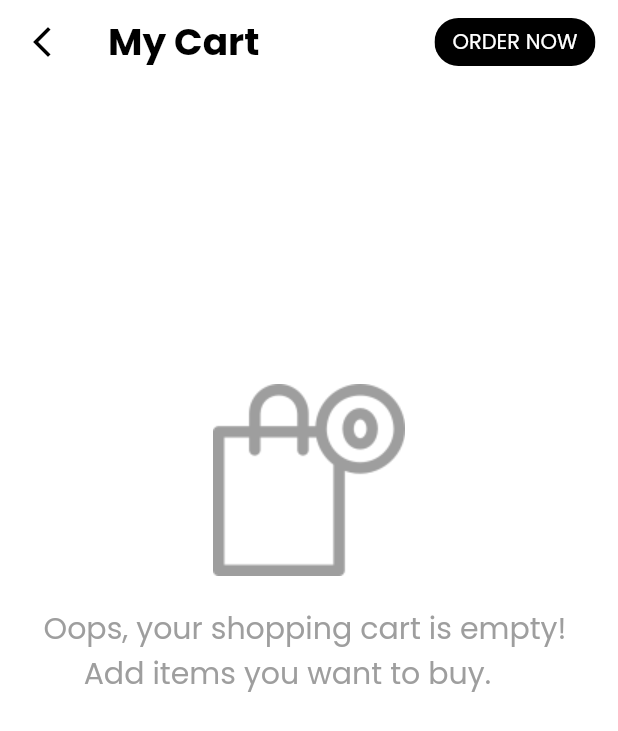
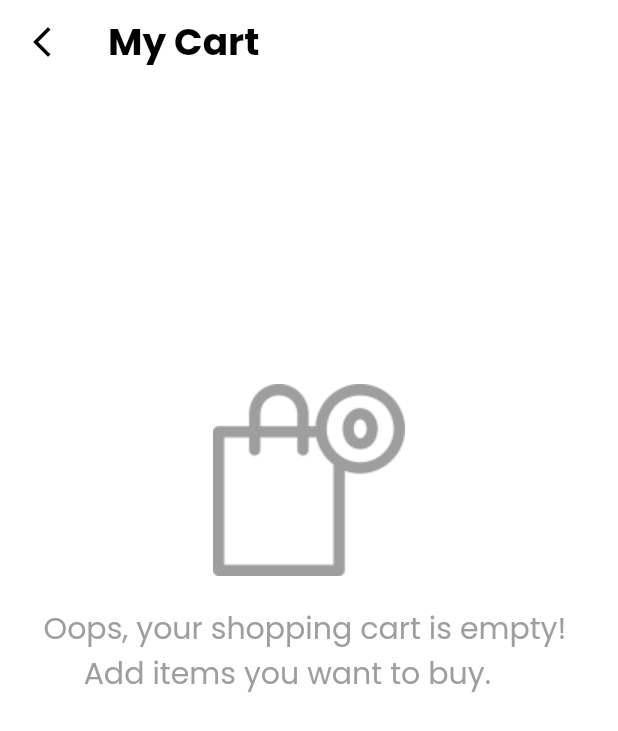
Before and after one commit to akintayo-t2002/flutter-ecommerce-app, a Flutter app: the CartScreen screen opened by its route, on a phone screen of 412 x 824 dp. Shown: the top 731 px of the screen. Run offline on Flutter 3.47's test engine with Material 2 defaults, Android fonts, the phone set to English and light mode, and no system bars; our stand-ins replace card_swiper.

Commit message:
Refactored code and 🔧fixed some bugs

```diff
--- a/lib/main.dart
+++ b/lib/main.dart
@@ -1,8 +1,11 @@
 import 'package:ecommerceapp/providers/cart_provider.dart';
+import 'package:ecommerceapp/providers/order_provider.dart';
 import 'package:ecommerceapp/providers/products_provider.dart';
 import 'package:ecommerceapp/screens/bottomBar.dart';
 import 'package:ecommerceapp/screens/cart_empty.dart';
 import 'package:ecommerceapp/screens/cart_screen.dart';
+import 'package:ecommerceapp/screens/order_empty.dart';
+import 'package:ecommerceapp/screens/orders_screen.dart';
 import 'package:ecommerceapp/screens/product_details_screen.dart';
 import 'package:flutter/material.dart';
 import 'package:provider/provider.dart';
@@ -23,6 +26,8 @@ class MyApp extends StatelessWidget {
           create:(ctx)=>ProductsProvider()),
         ChangeNotifierProvider(
           create:(ctx)=>CartProvider()),
+        ChangeNotifierProvider(
+          create:(ctx)=>OrderProvider()),
       ],
       child: MaterialApp(
         debugShowCheckedModeBanner:false,
--- a/lib/providers/cart_provider.dart
+++ b/lib/providers/cart_provider.dart
@@ -4,10 +4,14 @@ class Cart{
   final String itemImage;
   final String id;
   final String title;
-  final int quantity;
+  int quantity;
   final double price;
 
   Cart({required this.itemImage,required this.id, required this.title, required this.quantity, required this.price});
+}
+
+enum WhichSelected{
+  add,delete;
 }
 
 class CartProvider with ChangeNotifier{
@@ -79,6 +83,20 @@ class CartProvider with ChangeNotifier{
     notifyListeners();
     }
 
+
+    void updateItemQuantity(String productId, WhichSelected picked){
+     switch(picked){
+      case WhichSelected.add: {
+        _item[productId]!.quantity++;
+      }
+      break;
+      case WhichSelected.delete:{
+         _item[productId]!.quantity--;
+      }
+     }
+     notifyListeners();
+    }
+
 //code to clear all cart items
    void clear(){
     _item={};
--- a/lib/providers/order_provider.dart
+++ b/lib/providers/order_provider.dart
@@ -1,3 +1,4 @@
+import 'package:ecommerceapp/providers/cart_provider.dart';
 import 'package:flutter/material.dart';
 
 import '../components/cart_item.dart';
@@ -6,15 +7,20 @@ class OrderItem with ChangeNotifier{
   final String id;
   final double amount;
   final DateTime dateTime;
-  final List<CartItem> products;
+  final List<Cart> products;
 
   OrderItem({required this.dateTime, required this.id,required this.amount,required this.products});
+}
 
-  final List<OrderItem> _orders=[];
+   class OrderProvider with ChangeNotifier{
+    final List<OrderItem> _orders=[];
 
-   List get orders=>_orders;
+   List<OrderItem> get orderData=>_orders;
 
-   void addOrder(List<CartItem>cartProducts, double total){
+   void addOrder(List<Cart>cartProducts, double total){
+  if(cartProducts.isEmpty){
+    return;
+  }else{
     _orders.insert(0, OrderItem(
       id:DateTime.now().toString(),
       amount: total,
@@ -22,5 +28,5 @@ class OrderItem with ChangeNotifier{
       products:cartProducts)
       );
        notifyListeners();
+   }}
    }
-}
--- a/lib/providers/products_provider.dart
+++ b/lib/providers/products_provider.dart
@@ -1,4 +1,3 @@
-import 'dart:developer' as showlog;
 import 'dart:math';
 
 import 'package:flutter/material.dart';
@@ -23,7 +22,7 @@ class ProductsProvider with ChangeNotifier{
       category:'Consoles',
       title:'PS5 Controller',
       price:100,
-      description:'The groundbreaking PS5 controller released recently by Sony',
+      description:'Experience a deep sense of immersion with the Sony DualSense Wireless Controller, which is specially designed for the PlayStation 5 gaming console. In addition to having responsive game buttons, dual analog sticks, a D-pad, and a clickable 2-point capacitive touch pad, the DualSense enhances supported gaming experiences with vibrational haptic feedback that allow you to feel various effects, bumps, and surface textures.',
       imageUrl:'assets/images/controller2.png',
     ),
     Product(
@@ -31,7 +30,7 @@ class ProductsProvider with ChangeNotifier{
       title:'Earbud',
       category: 'Headphones',
       price:250,
-      description:'The groundbreaking Earbud released recently released',
+      description:'The groundbreaking Earbud released recently released.',
       imageUrl:'assets/images/earbud.png',
     ),
     Product(
@@ -39,7 +38,7 @@ class ProductsProvider with ChangeNotifier{
       title:'Macbook Pro',
       category:'Laptops',
       price:1200,
-      description:'The groundbreaking Macbook Pro built by the apple engineering team',
+      description:'Packed with 33.7 billion transistors, the Apple M1 Pro integrates the CPU, GPU, Neural Engine, I/O, and more into a single system on a chip (SoC). Built with 5nm process technology, the Apple M1 Pro delivers the performance you need without sacrificing power efficiency.',
       imageUrl:'assets/images/macbookpro1.png',
     ),
     Product(
@@ -71,7 +70,7 @@ class ProductsProvider with ChangeNotifier{
       title:'MX Wireless Headphone',
       category:'Headphones',
       price:230,
-      description:'The groundbreaking MX Wireless Headphone recently released',
+      description:'The groundbreaking MX Wireless Headphone recently released.',
       imageUrl:'assets/images/mxwireless.png',
     ),
     Product(
@@ -79,7 +78,7 @@ class ProductsProvider with ChangeNotifier{
       title:'H2 Wireless',
       category:'Headphones',
       price:350,
-      description:'The groundbreaking H2 Wireless Headphone recently released',
+      description:'With Designed ergonomically, the Type C Headphone can fit the ear perfectly and wear comfortably even for long periods of time without any pain. Anti-wrap oxygen-free copper wire inside provides the whole earphones flexibility, make you not only easily walk through backpack and clothes while moving outside activities.',
       imageUrl:'assets/images/h2wireless.png',
     ),
     Product(
@@ -87,7 +86,7 @@ class ProductsProvider with ChangeNotifier{
       title:' M2 Macbook Air',
       category:'Laptops',
       price:2000,
-      description:'The groundbreaking M2 Macbook Air released by Apple',
+      description:'The M2 chip starts the next generation of Apple silicon, with even more of the speed and power efficiency of M1. So you can get more done faster with a more powerful 8‑core CPU. Work with more streams of 4K and 8K ProRes video with the high‑performance media engine. And keep working — or playing — all day and into the night with up to 18 hours of battery life.',
       imageUrl:'assets/images/m2macbook.png',
     ),
      Product(
@@ -95,7 +94,7 @@ class ProductsProvider with ChangeNotifier{
       title:'Iphone 12 ',
       category:'Phones',
       price:850,
-      description:'The groundbreaking Iphone 12 released by Apple',
+      description:'The phone comes with a 6.1-inch touchscreen display with a resolution of 1170x2532 pixels at a pixel density of 460 pixels per inch (ppi). The iPhone 12 supports wireless charging, as well as proprietary fast charging.As far as the cameras are concerned, the iPhone 12 on the rear packs a 12-megapixel primary camera with an f/1.6 aperture and a second 12-megapixel camera with an f/2.4 aperture. The rear camera setup has autofocus. It sports a 12-megapixel camera on the front for selfies, with an f/2.2 aperture.',
       imageUrl:'assets/images/iphone12.png',
     ),
     Product(
@@ -143,7 +142,7 @@ class ProductsProvider with ChangeNotifier{
       title:'Macbook Pro 14''',
       category:'Laptops',
       price:2000,
-      description:'The groundbreaking Macboook Pro 14 '' released by Apple',
+      description:'Packed with 33.7 billion transistors, the Apple M1 Pro integrates the CPU, GPU, Neural Engine, I/O, and more into a single system on a chip (SoC). Built with 5nm process technology, the Apple M1 Pro delivers the performance you need without sacrificing power efficiency',
       imageUrl:'assets/images/macbookpro14.png',
     ),
     Product(
@@ -272,7 +271,6 @@ void categorySelected(int index){
  for(int i=0; i<categories.length; i++) {
     categories[i].isSelected=false;
     categories[index].isSelected=true;
-    showlog.log(category.toString());
     notifyListeners();
  }
 }
--- a/lib/screens/bottomBar.dart
+++ b/lib/screens/bottomBar.dart
@@ -1,7 +1,7 @@
+import 'package:ecommerceapp/screens/orders_screen.dart';
 import 'package:flutter/material.dart';
 import 'favourites_screen.dart';
 import 'home_screen.dart';
-import 'notification_screen.dart';
 import 'profile_screen.dart';
 
 class BottomBar extends StatefulWidget {
@@ -15,7 +15,7 @@ class _BottomBarState extends State<BottomBar> {
   List<Widget> screens=[
    const HomeScreen(),
    const Favouritesscreen(),
-   const NotificationScreen(),
+   const OrdersScreen(),
    const ProfileScreen(),
   ];
 
@@ -40,7 +40,7 @@ class _BottomBarState extends State<BottomBar> {
         items: [
           BottomNavigationBarItem(icon: Image.asset('assets/icons/home.png'),label:'Home'),
           BottomNavigationBarItem(icon: Image.asset('assets/icons/heart.png'),label:'Favourites'),
-          BottomNavigationBarItem(icon: Image.asset('assets/icons/notification1.png'),label:'Notification'),
+          BottomNavigationBarItem(icon: Image.asset('assets/icons/payment.png'),label:'Orders'),
           BottomNavigationBarItem(icon: Image.asset('assets/icons/profile.png'),label:'Profile'),
         ],
       ),
--- a/lib/screens/cart_screen.dart
+++ b/lib/screens/cart_screen.dart
@@ -1,5 +1,9 @@
+import 'dart:developer';
+
 import 'package:ecommerceapp/components/cart_item.dart';
+import 'package:ecommerceapp/providers/order_provider.dart';
 import 'package:ecommerceapp/screens/cart_empty.dart';
+import 'package:ecommerceapp/utils/utils.dart';
 import 'package:flutter/material.dart';
 import 'package:provider/provider.dart';
 
@@ -10,18 +14,10 @@ class CartScreen extends StatelessWidget {
 
   @override
   Widget build(BuildContext context) {
+    final cart=Provider.of<CartProvider>(context);
     return Scaffold(
       backgroundColor:Colors.white,
       appBar:AppBar(
-        actions:const [
-          Padding(
-            padding: EdgeInsets.only(right:15.0),
-            child: Chip(label:Text('ORDER NOW',style:TextStyle(
-              color:Colors.white,
-            ),)
-            ,backgroundColor:Colors.black,),
-          ),
-        ],
         backgroundColor:Colors.white,
         elevation:0,
         centerTitle:false,
@@ -38,8 +34,7 @@ class CartScreen extends StatelessWidget {
       body: SafeArea(
         child: Padding(
           padding: const EdgeInsets.symmetric(horizontal:18.0),
-          child: Consumer<CartProvider>(builder:(context,cart,value)=>
-          cart.cartItem.isEmpty?const CartEmpty(): Column(
+          child: cart.cartItem.isEmpty?const CartEmpty(): Column(
             children:[
              Expanded(
                child: ListView.builder(
@@ -48,6 +43,12 @@ class CartScreen extends StatelessWidget {
                 itemBuilder:(ctx,i)=>Padding(
                   padding:const EdgeInsets.only(bottom:15),
                   child:CartItem(
+                    onDelete:(){
+                     cart.cartItem.values.toList()[i].quantity<=1?log('Less than 1'):Provider.of<CartProvider>(context,listen:false).updateItemQuantity(cart.cartItem.keys.toList()[i],WhichSelected.delete);
+                    },
+                    onAdd:(){
+                       Provider.of<CartProvider>(context,listen:false).updateItemQuantity(cart.cartItem.keys.toList()[i],WhichSelected.add);
+                    },
                   id:cart.cartItem.values.toList()[i].id,
                   productId:cart.cartItem.keys.toList()[i],
                   imageUrl:cart.cartItem.values.toList()[i].itemImage,
@@ -85,12 +86,18 @@ class CartScreen extends StatelessWidget {
                           borderRadius:BorderRadius.circular(20),
                         ),
                         child:Row(
-                          children:const [
+                          children:[
                             Padding(
-                              padding: EdgeInsets.all(10.0),
-                              child: Text('Pay Now',style:TextStyle(color:Colors.white,fontSize:15)),
+                              padding:const EdgeInsets.all(10.0),
+                              child: GestureDetector(
+                                onTap:(){
+                               Provider.of<OrderProvider>(context,listen:false).addOrder(cart.cartItem.values.toList(),cart.totalAmount);
+                               showSnackBar(context, message:'Order Placed Successfully', onPressed:(){});
+                               cart.clear();
+                                },
+                                child:const Text('Order Now',style:TextStyle(color:Colors.white,fontSize:15))),
                             ),
-                            Icon(Icons.arrow_forward_ios,color:Colors.white,),
+                            const Icon(Icons.arrow_forward_ios,color:Colors.white,),
                           ],
                         ),
                       ),
@@ -98,7 +105,7 @@ class CartScreen extends StatelessWidget {
                 ),
               ),
             ],
-          ),)
+          ),
         )
       ),
     );
--- a/lib/screens/home_screen.dart
+++ b/lib/screens/home_screen.dart
@@ -87,7 +87,6 @@ class _HomeScreenState extends State<HomeScreen> {
                     onTap:(){
                       value.categorySelected(i);
                       value.filteredProd(i);
-                      log(value.getFilteredProducts[i].title);
                     }),
                     scrollDirection:Axis.horizontal,
                  ),
--- a/lib/utils/utils.dart
+++ b/lib/utils/utils.dart
@@ -1,7 +1,7 @@
 import 'package:flutter/material.dart';
 
 
-void showSnackBar(BuildContext context,{required String message,required void Function() onPressed}){
+void showSnackBar(BuildContext context,{required String message, required void Function() onPressed}){
   ScaffoldMessenger.of(context).showSnackBar(SnackBar(behavior: SnackBarBehavior.floating,
     content:Text(message),
     action:SnackBarAction(
--- a/pubspec.yaml
+++ b/pubspec.yaml
@@ -38,6 +38,7 @@ dependencies:
   cupertino_icons: ^1.0.2
   provider: ^6.0.5
   card_swiper: ^2.0.4
+  intl: ^0.18.0
 
 dev_dependencies:
   flutter_test:
```
Also changed, not shown: lib/components/cart_item.dart (+18 -3 lines), lib/components/order_box.dart (added, +55 -0 lines), lib/components/quantity_chip.dart (added, +21 -0 lines), lib/screens/favourites_empty.dart (+4 -3 lines), lib/screens/order_empty.dart (added, +29 -0 lines), lib/screens/orders_screen.dart (+32 -3 lines), lib/screens/product_details_screen.dart (+13 -10 lines), assets/icons/payment.png (added), assets/icons/ticket.png (added), pubspec.lock.
